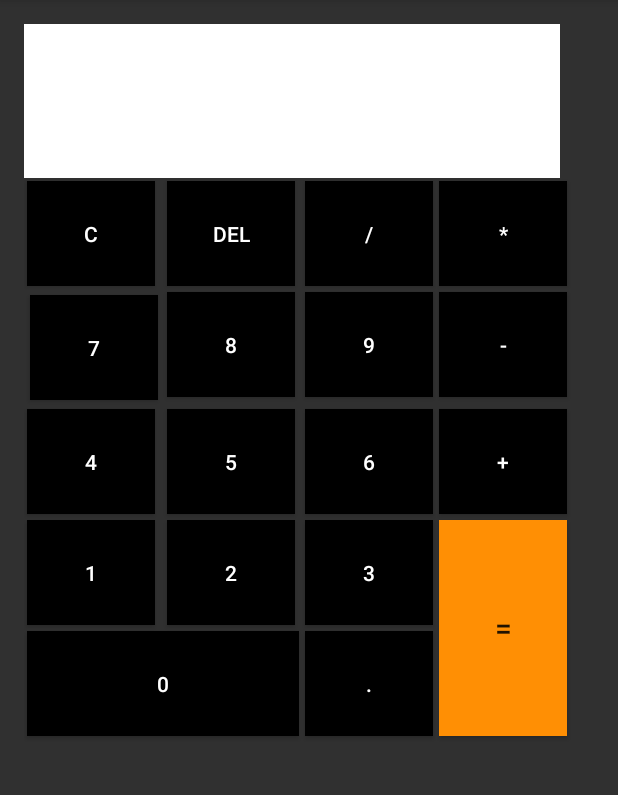
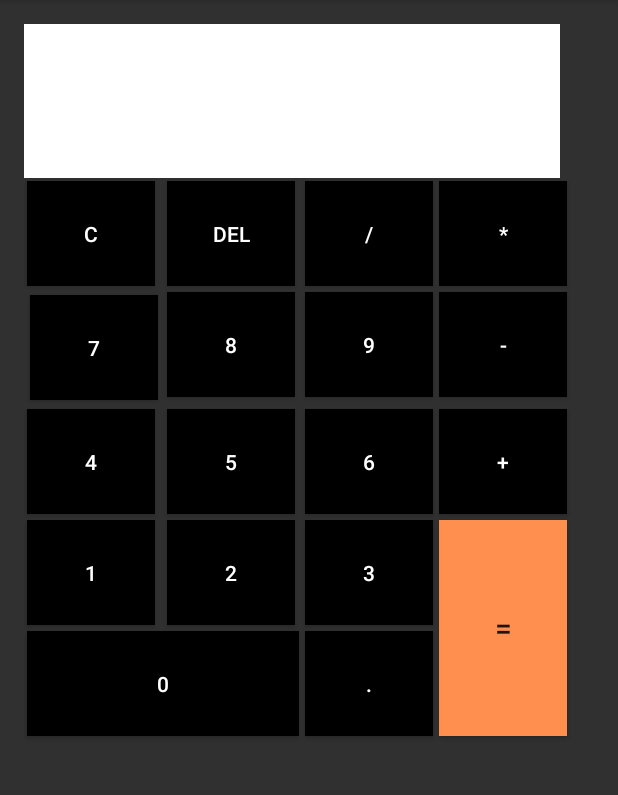
Before and after one commit to YeomanYe/Android-calculator, an Android app: the screen it shows after launch (MainActivity), on a phone screen of 412 x 824 dp, the part 84-879 px from its top. Run offline under Robolectric (Android 15) with nearby library versions, the phone set to English and light mode, and no system bars.

Commit message:
update event

```diff
--- a/app/src/main/AndroidManifest.xml
+++ b/app/src/main/AndroidManifest.xml
@@ -1,7 +1,6 @@
 <?xml version="1.0" encoding="utf-8"?>
 <manifest xmlns:android="http://schemas.android.com/apk/res/android"
           package="cn.edu.tjut.calculator">
-
     <application
             android:allowBackup="true"
             android:icon="@mipmap/ic_launcher"
--- a/app/src/main/java/cn/edu/tjut/calculator/MainActivity.java
+++ b/app/src/main/java/cn/edu/tjut/calculator/MainActivity.java
@@ -143,10 +143,6 @@ public class MainActivity extends Activity {
         });
         //清空
         btnDEL.setOnClickListener((View) -> {
-            resetCalculator();
-        });
-        //删除一个字符
-        btnC.setOnClickListener((View) -> {
             String lgTxt = (String) textLg.getText();
             if (lgTxt.length() == 0) return;
             char c = lgTxt.charAt(lgTxt.length() - 1);
@@ -164,6 +160,10 @@ public class MainActivity extends Activity {
                 cont = 0;
             }
             textLg.setText(lgTxt.substring(0, lgTxt.length() - 1));
+        });
+        //删除一个字符
+        btnC.setOnClickListener((View) -> {
+            resetCalculator();
         });
     }
 
--- /dev/null
+++ b/app/src/main/res/drawable/black_selector.xml
@@ -0,0 +1,5 @@
+<?xml version="1.0" encoding="utf-8"?>
+<selector xmlns:android="http://schemas.android.com/apk/res/android">
+    <item android:drawable="@color/colorBlack"/>
+    <item android:drawable="@color/colorWhite" android:state_pressed="true"/>
+</selector>
--- /dev/null
+++ b/app/src/main/res/drawable/orange_selector.xml
@@ -0,0 +1,5 @@
+<?xml version="1.0" encoding="utf-8"?>
+<selector xmlns:android="http://schemas.android.com/apk/res/android">
+    <item android:drawable="@color/colorOrange"/>
+    <item android:drawable="@color/colorBlack" android:state_pressed="true"/>
+</selector>
--- a/app/src/main/res/layout/activity_main.xml
+++ b/app/src/main/res/layout/activity_main.xml
@@ -54,7 +54,7 @@
             android:id="@+id/btn_c"
             android:layout_row="2"
             android:layout_column="0"
-            android:background="#000000"
+            android:background="@drawable/black_selector"
             android:layout_margin="2dp"
             android:textColor="#FFFFFF"
             />
@@ -66,7 +66,7 @@
             android:id="@+id/btn_del"
             android:layout_row="2"
             android:layout_column="1"
-            android:background="#000000"
+            android:background="@drawable/black_selector"
             android:layout_margin="2dp"
             android:textColor="#FFFFFF"
             />
@@ -78,7 +78,7 @@
             android:id="@+id/btn_divide"
             android:layout_row="2"
             android:layout_column="3"
-            android:background="#000000"
+            android:background="@drawable/black_selector"
             android:layout_margin="2dp"
             android:textColor="#FFFFFF"
             />
@@ -90,7 +90,7 @@
             android:id="@+id/btn_multiply"
             android:layout_row="2"
             android:layout_column="4"
-            android:background="#000000"
+            android:background="@drawable/black_selector"
             android:layout_margin="2dp"
             android:textColor="#FFFFFF"
             />
@@ -101,7 +101,7 @@
             android:id="@+id/btn_7"
             android:layout_row="3"
             android:layout_column="0"
-            android:background="#000000"
+            android:background="@drawable/black_selector"
             android:layout_margin="4dp"
             android:textColor="#FFFFFF"
             />
@@ -113,7 +113,7 @@
             android:id="@+id/btn_8"
             android:layout_row="3"
             android:layout_column="1"
-            android:background="#000000"
+            android:background="@drawable/black_selector"
             android:layout_margin="2dp"
             android:textColor="#FFFFFF"
             />
@@ -125,7 +125,7 @@
             android:id="@+id/btn_9"
             android:layout_row="3"
             android:layout_column="3"
-            android:background="#000000"
+            android:background="@drawable/black_selector"
             android:layout_margin="2dp"
             android:textColor="#FFFFFF"
             />
@@ -137,7 +137,7 @@
             android:id="@+id/btn_sub"
             android:layout_row="3"
             android:layout_column="4"
-            android:background="#000000"
+            android:background="@drawable/black_selector"
             android:layout_margin="2dp"
             android:textColor="#FFFFFF"
             />
@@ -149,7 +149,7 @@
             android:id="@+id/btn_4"
             android:layout_row="4"
             android:layout_column="0"
-            android:background="#000000"
+            android:background="@drawable/black_selector"
             android:layout_margin="2dp"
             android:textColor="#FFFFFF"
             />
@@ -161,7 +161,7 @@
             android:id="@+id/btn_5"
             android:layout_row="4"
             android:layout_column="1"
-            android:background="#000000"
+            android:background="@drawable/black_selector"
             android:layout_margin="2dp"
             android:textColor="#FFFFFF"
             />
@@ -173,7 +173,7 @@
             android:id="@+id/btn_6"
             android:layout_row="4"
             android:layout_column="3"
-            android:background="#000000"
+            android:background="@drawable/black_selector"
             android:layout_margin="2dp"
             android:textColor="#FFFFFF"
             />
@@ -185,7 +185,7 @@
             android:id="@+id/btn_add"
             android:layout_row="4"
             android:layout_column="4"
-            android:background="#000000"
+            android:background="@drawable/black_selector"
             android:layout_margin="2dp"
             android:textColor="#FFFFFF"
             />
@@ -196,7 +196,7 @@
             android:id="@+id/btn_1"
             android:layout_row="5"
             android:layout_column="0"
-            android:background="#000000"
+            android:background="@drawable/black_selector"
             android:layout_margin="2dp"
             android:textColor="#FFFFFF"
             />
@@ -208,7 +208,7 @@
             android:id="@+id/btn_2"
             android:layout_row="5"
             android:layout_column="1"
-            android:background="#000000"
+            android:background="@drawable/black_selector"
             android:layout_margin="2dp"
             android:textColor="#FFFFFF"
             />
@@ -220,7 +220,7 @@
             android:id="@+id/btn_3"
             android:layout_row="5"
             android:layout_column="3"
-            android:background="#000000"
+            android:background="@drawable/black_selector"
             android:layout_margin="2dp"
             android:textColor="#FFFFFF"
             />
@@ -233,7 +233,7 @@
             android:layout_row="5"
             android:layout_column="4"
             android:layout_rowSpan="2"
-            android:background="#ff8f04"
+            android:background="@drawable/orange_selector"
             android:layout_margin="2dp"
             android:textSize="20dp"
             />
@@ -245,7 +245,7 @@
             android:layout_row="6"
             android:layout_column="0"
             android:layout_columnSpan="2"
-            android:background="#000000"
+            android:background="@drawable/black_selector"
             android:layout_margin="2dp"
             android:textColor="#FFFFFF"
             />
@@ -257,7 +257,7 @@
             android:id="@+id/btn_dot"
             android:layout_row="6"
             android:layout_column="3"
-            android:background="#000000"
+            android:background="@drawable/black_selector"
             android:layout_margin="2dp"
             android:textColor="#FFFFFF"
             />
--- a/app/src/main/res/values/colors.xml
+++ b/app/src/main/res/values/colors.xml
@@ -3,4 +3,7 @@
     <color name="colorPrimary">#3F51B5</color>
     <color name="colorPrimaryDark">#303F9F</color>
     <color name="colorAccent">#FF4081</color>
+    <color name="colorOrange">#FF8F4E</color>
+    <color name="colorBlack">#000000</color>
+    <color name="colorWhite">#FFFFFF</color>
 </resources>
```
